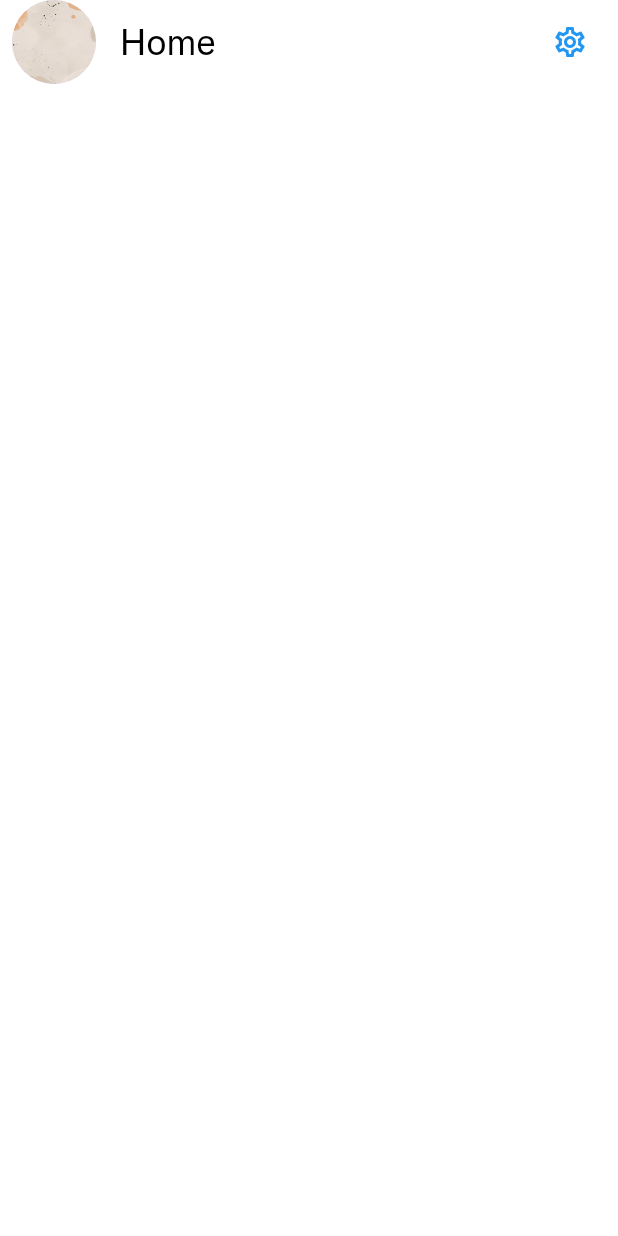
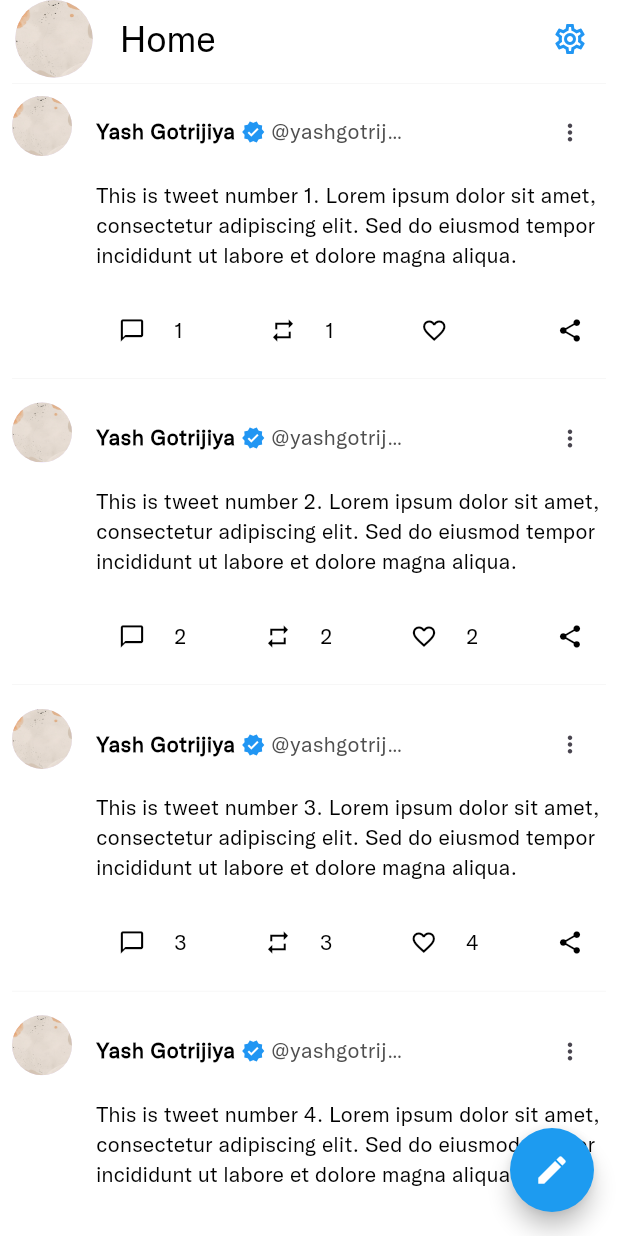
Before and after one commit to YashG92/twitter_clone, a Flutter app: the HomeView screen opened directly, on a phone screen of 412 x 824 dp. Run offline on Flutter 3.47's test engine with Material 3 defaults, Android fonts, the phone set to English and light mode, and no system bars; our stand-ins replace cloud_firestore, connectivity_plus, firebase_auth, firebase_core, flutter_svg, get and 2 more; accounts and stored records are empty; generated files the repository leaves out were written again.

Commit message:
design the home view with tweet card and action button

```diff
--- a/lib/common/custom_appbar.dart
+++ b/lib/common/custom_appbar.dart
@@ -3,6 +3,8 @@ import 'package:flutter_svg/flutter_svg.dart';
 import 'package:twitter_clone/feature/personalization/view/user_profile/widget/user_profile_avatar.dart';
 import 'package:twitter_clone/utils/constants/constants.dart';
 import 'package:twitter_clone/utils/helpers/helper_function.dart';
+
+import '../theme/palette.dart';
 
 class CustomAppbar extends StatelessWidget implements PreferredSizeWidget {
   const CustomAppbar({
@@ -19,14 +21,33 @@ class CustomAppbar extends StatelessWidget implements PreferredSizeWidget {
     final dark = HelperFunction.isDarkMode(context);
     return Padding(
       padding: const EdgeInsets.symmetric(horizontal: YSizes.sm),
+      child: Container(
+        padding: EdgeInsets.only(bottom: YSizes.sm/2),
+        decoration: BoxDecoration(
+          border: Border(
+            bottom: BorderSide(
+              width: 0.3,
+              color: dark ? Palette.darkGrey : Colors.grey.shade200,
+            ),
+          ),
+        ),
         child: AppBar(
           automaticallyImplyLeading: isBackArrow,
           //centerTitle: true,
           leading: UserProfileAvatar(backgroundRadius: 1, foregroundRadius: 28),
-        title: Text(title,style: Theme.of(context).textTheme.headlineMedium!.copyWith(fontWeight: FontWeight.w200),),
+          title: Text(
+            title,
+            style: Theme.of(
+              context,
+            ).textTheme.headlineMedium!.copyWith(fontWeight: FontWeight.w200),
+          ),
           actions: [
-          IconButton(onPressed: (){}, icon: Icon(Icons.settings_outlined,color: Colors.blue))
+            IconButton(
+              onPressed: () {},
+              icon: Icon(Icons.settings_outlined, color: Colors.blue),
+            ),
           ],
+        ),
       ),
     );
   }
--- a/lib/feature/home/view/home_view.dart
+++ b/lib/feature/home/view/home_view.dart
@@ -1,5 +1,6 @@
 import 'package:flutter/material.dart';
 import 'package:twitter_clone/common/custom_appbar.dart';
+import 'package:twitter_clone/feature/home/view/widgets/tweet_card_view.dart';
 
 class HomeView extends StatelessWidget {
   const HomeView({super.key});
@@ -7,7 +8,36 @@ class HomeView extends StatelessWidget {
   @override
   Widget build(BuildContext context) {
     return Scaffold(
-      appBar: CustomAppbar(title: 'Home',),
+      appBar: CustomAppbar(title: 'Home'),
+      body: CustomScrollView(
+        slivers: [
+          SliverList(
+            delegate: SliverChildBuilderDelegate((context, index) {
+              return TweetCardView(
+                userName: 'Yash Gotrijiya',
+                userHandle: '@yashgotrijiya',
+                content:
+                    'This is tweet number ${index + 1}. Lorem ipsum dolor sit amet, consectetur adipiscing elit. Sed do eiusmod tempor incididunt ut labore et dolore magna aliqua.',
+                timeAgo: '${index + 1}h',
+                commentCount: index + 1,
+                retweetCount: index + 1,
+                likeCount: index * 2,
+                isVerified: true,
+                onMorePressed: () {},
+                onLikePressed: () {},
+                onRetweetPressed: () {},
+                onCommentPressed: () {},
+                onSharePressed: () {},
+              );
+            }, childCount: 10),
+          ),
+        ],
+      ),
+      floatingActionButton: FloatingActionButton(
+        onPressed: () {},
+        shape: CircleBorder(),
+        child: Icon(Icons.edit),
+      ),
     );
   }
 }
--- a/lib/feature/personalization/view/user_profile/user_profile_view.dart
+++ b/lib/feature/personalization/view/user_profile/user_profile_view.dart
@@ -74,6 +74,7 @@ class UserProfileView extends StatelessWidget {
       ),
       floatingActionButton: FloatingActionButton(
         onPressed: () {},
+        shape: CircleBorder(),
         child: Icon(Icons.edit),
       ),
     );
```
Lines whose indentation alone changed are shown as unchanged.
